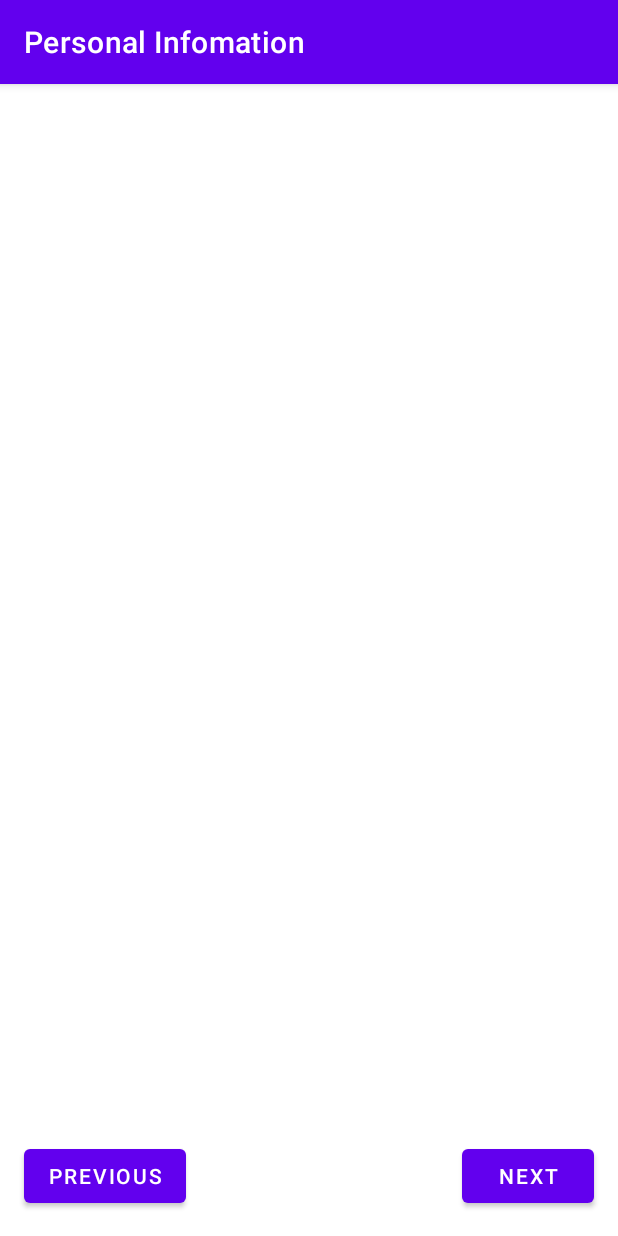
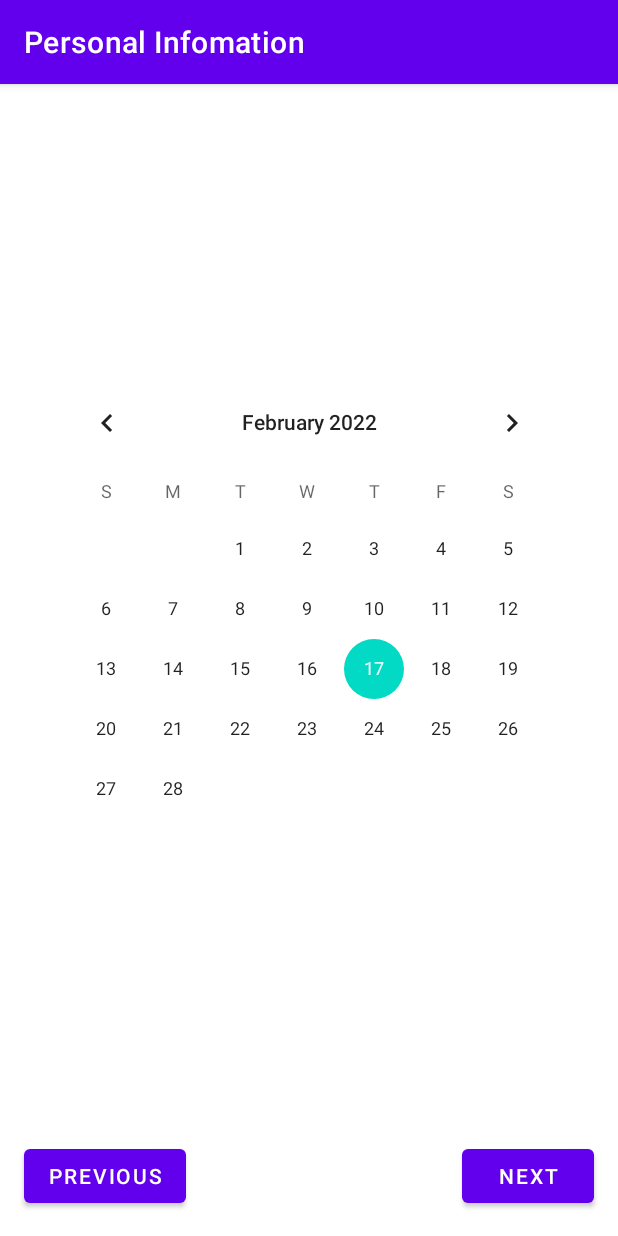
Before and after one commit to Andreasgdp/Android-course, an Android app: the activity_calender screen opened directly, with no data from a screen before it, on a phone screen of 412 x 824 dp. Run offline under Robolectric (Android 15) with nearby library versions, the phone set to English and light mode, and no system bars.

Commit message:
Working shit

```diff
--- a/Lecture 2/app/src/main/java/com/example/myfirstapp/MainActivity.kt
+++ b/Lecture 2/app/src/main/java/com/example/myfirstapp/MainActivity.kt
@@ -19,7 +19,7 @@ class MainActivity : AppCompatActivity() {
         val editText = findViewById<EditText>(R.id.editTextPersonName)
         val message = editText.text.toString()
         val intent = Intent(this, activity_address::class.java).apply {
-            putExtra(EXTRA_MESSAGE, message)
+            putExtra(Constants.NAME_KEY, message)
         }
         startActivity(intent)
     }
--- a/Lecture 2/app/src/main/java/com/example/myfirstapp/activity_calender.kt
+++ b/Lecture 2/app/src/main/java/com/example/myfirstapp/activity_calender.kt
@@ -1,24 +1,43 @@
 package com.example.myfirstapp
 
 import android.content.Intent
-import androidx.appcompat.app.AppCompatActivity
 import android.os.Bundle
 import android.view.View
-import android.widget.EditText
+import android.widget.Button
+import android.widget.CalendarView
+import android.widget.DatePicker
+import androidx.appcompat.app.AppCompatActivity
+import java.text.SimpleDateFormat
+import java.util.*
 
 class activity_calender : AppCompatActivity() {
+
+    private var name: String? = null
+    private var address: String? = null
+
     override fun onCreate(savedInstanceState: Bundle?) {
         super.onCreate(savedInstanceState)
         setContentView(R.layout.activity_calender)
+        name = intent.getStringExtra(Constants.NAME_KEY)
+        address = intent.getStringExtra(Constants.ADDRESS_KEY)
+        val btnBack: Button = findViewById(R.id.button_prev)
+        btnBack.setOnClickListener { previous() }
     }
 
     /** Called when the user taps the Send button */
     fun next(view: View) {
-        val editText = findViewById<EditText>(R.id.edittextaddress)
-        val message = editText.text.toString()
+        val dpDateOfBirth: CalendarView = findViewById(R.id.calendarView)
+        val sdf = SimpleDateFormat("dd-MM-yyyy")
+        val formattedDate = sdf.format(dpDateOfBirth.date)
         val intent = Intent(this, DisplayMessageActivity::class.java).apply {
-            putExtra(EXTRA_MESSAGE, message)
+            putExtra(Constants.NAME_KEY, name)
+            putExtra(Constants.ADDRESS_KEY, address)
+            putExtra(Constants.DATE_OF_BIRTH_KEY, formattedDate)
         }
         startActivity(intent)
     }
+
+    fun previous() {
+        finish()
+    }
 }
--- a/Lecture 2/app/src/main/res/layout/activity_address.xml
+++ b/Lecture 2/app/src/main/res/layout/activity_address.xml
@@ -18,7 +18,7 @@
         android:layout_height="wrap_content"
         android:layout_marginStart="16dp"
         android:layout_marginBottom="16dp"
-        android:text="Button"
+        android:text="@string/button_previous"
         app:layout_constraintBottom_toBottomOf="parent"
         app:layout_constraintStart_toStartOf="parent" />
 
@@ -28,6 +28,7 @@
         android:layout_height="wrap_content"
         android:layout_marginEnd="16dp"
         android:layout_marginBottom="16dp"
+        android:onClick="next"
         android:text="@string/button_next"
         app:layout_constraintBottom_toBottomOf="parent"
         app:layout_constraintEnd_toEndOf="parent"
@@ -39,8 +40,8 @@
         android:layout_width="350dp"
         android:layout_height="65dp"
         android:ems="10"
+        android:hint="@string/edit_address"
         android:inputType="textPersonName"
-        android:text="@string/edit_address"
         app:layout_constraintBottom_toBottomOf="parent"
         app:layout_constraintEnd_toEndOf="parent"
         app:layout_constraintStart_toStartOf="parent"
--- a/Lecture 2/app/src/main/res/layout/activity_calender.xml
+++ b/Lecture 2/app/src/main/res/layout/activity_calender.xml
@@ -22,8 +22,19 @@
         android:layout_height="wrap_content"
         android:layout_marginEnd="16dp"
         android:layout_marginBottom="16dp"
+        android:onClick="next"
         android:text="@string/button_next"
         app:layout_constraintBottom_toBottomOf="parent"
         app:layout_constraintEnd_toEndOf="parent" />
 
+    <CalendarView
+        android:id="@+id/calendarView"
+        android:layout_width="355dp"
+        android:layout_height="338dp"
+        app:layout_constraintBottom_toBottomOf="parent"
+        app:layout_constraintEnd_toEndOf="parent"
+        app:layout_constraintStart_toStartOf="parent"
+        app:layout_constraintTop_toTopOf="parent"
+        app:layout_constraintVertical_bias="0.447" />
+
 </androidx.constraintlayout.widget.ConstraintLayout>
--- a/Lecture 2/app/src/main/res/layout/activity_main.xml
+++ b/Lecture 2/app/src/main/res/layout/activity_main.xml
@@ -25,7 +25,7 @@
         android:layout_height="wrap_content"
         android:layout_marginEnd="16dp"
         android:layout_marginBottom="16dp"
-        android:onClick="sendMessage"
+        android:onClick="next"
         android:text="@string/button_next"
         app:layout_constraintBottom_toBottomOf="parent"
         app:layout_constraintEnd_toEndOf="parent" />
```
Also changed, not shown: Lecture 2/app/src/main/java/com/example/myfirstapp/Constants.kt (added, +8 -0 lines), Lecture 2/app/src/main/java/com/example/myfirstapp/DisplayMessageActivity.kt (+16 -4 lines), Lecture 2/app/src/main/java/com/example/myfirstapp/activity_address.kt (+13 -1 lines), Lecture 2/app/src/main/res/layout/activity_display_message.xml (+23 -1 lines).
